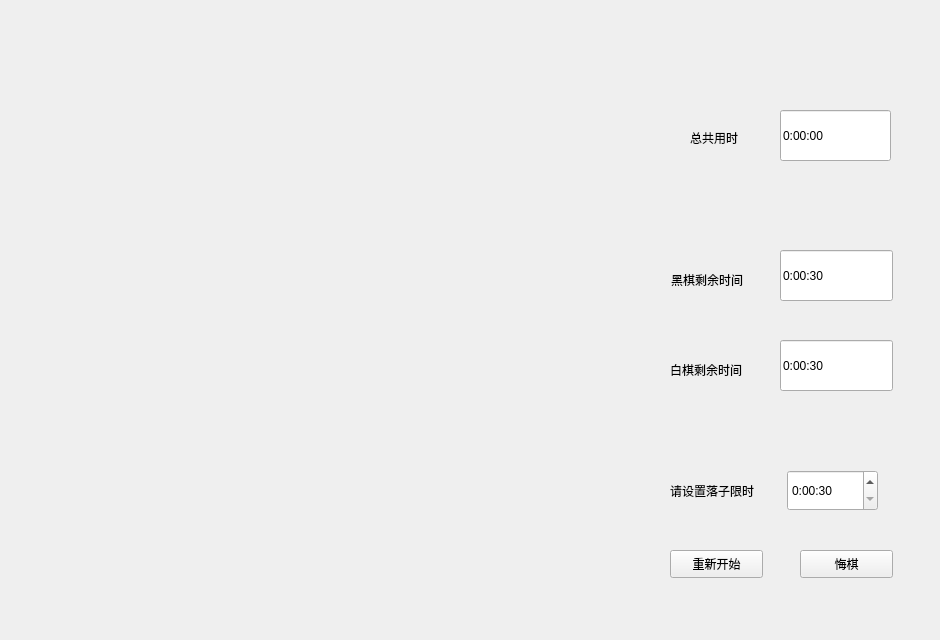
Old version of the form gamewindow.ui in the repository huangdu-moyu/Renju.
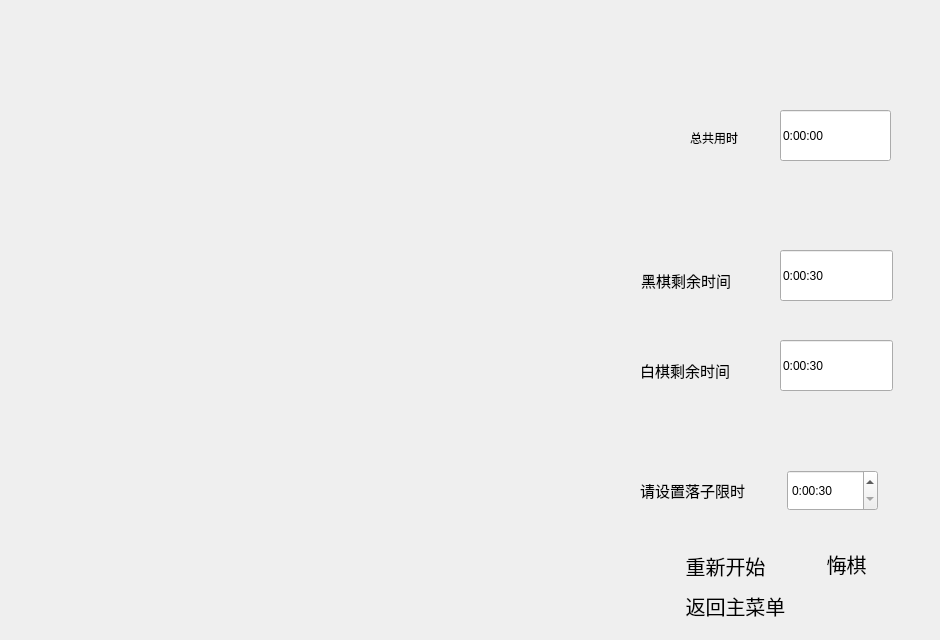
New version of the form.

Commit message: 增加返回按钮

Diff of the .ui file:
```diff
--- a/gamewindow.ui
+++ b/gamewindow.ui
@@ -71,12 +71,18 @@
   <widget class="QLabel" name="label">
    <property name="geometry">
     <rect>
-     <x>670</x>
+     <x>640</x>
      <y>470</y>
-     <width>111</width>
+     <width>131</width>
      <height>41</height>
     </rect>
    </property>
+   <property name="font">
+    <font>
+     <family>华文隶书</family>
+     <pointsize>11</pointsize>
+    </font>
+   </property>
    <property name="text">
     <string>请设置落子限时</string>
    </property>
@@ -90,19 +96,34 @@
      <height>28</height>
     </rect>
    </property>
+   <property name="font">
+    <font>
+     <family>华文隶书</family>
+     <pointsize>15</pointsize>
+    </font>
+   </property>
    <property name="text">
     <string>悔棋</string>
    </property>
+   <property name="flat">
+    <bool>true</bool>
+   </property>
   </widget>
   <widget class="QLabel" name="label_2">
    <property name="geometry">
     <rect>
-     <x>671</x>
+     <x>641</x>
      <y>270</y>
-     <width>91</width>
+     <width>111</width>
      <height>20</height>
     </rect>
    </property>
+   <property name="font">
+    <font>
+     <family>华文隶书</family>
+     <pointsize>11</pointsize>
+    </font>
+   </property>
    <property name="text">
     <string>黑棋剩余时间</string>
    </property>
@@ -110,12 +131,18 @@
   <widget class="QLabel" name="label_3">
    <property name="geometry">
     <rect>
-     <x>670</x>
+     <x>640</x>
      <y>360</y>
-     <width>91</width>
+     <width>111</width>
      <height>20</height>
     </rect>
    </property>
+   <property name="font">
+    <font>
+     <family>华文隶书</family>
+     <pointsize>11</pointsize>
+    </font>
+   </property>
    <property name="text">
     <string>白棋剩余时间</string>
    </property>
@@ -154,12 +181,43 @@
     <rect>
      <x>670</x>
      <y>550</y>
-     <width>93</width>
-     <height>28</height>
+     <width>111</width>
+     <height>31</height>
     </rect>
    </property>
+   <property name="font">
+    <font>
+     <family>华文隶书</family>
+     <pointsize>15</pointsize>
+    </font>
+   </property>
    <property name="text">
     <string>重新开始</string>
+   </property>
+   <property name="flat">
+    <bool>true</bool>
+   </property>
+  </widget>
+  <widget class="QPushButton" name="restart_2">
+   <property name="geometry">
+    <rect>
+     <x>660</x>
+     <y>590</y>
+     <width>151</width>
+     <height>31</height>
+    </rect>
+   </property>
+   <property name="font">
+    <font>
+     <family>华文隶书</family>
+     <pointsize>15</pointsize>
+    </font>
+   </property>
+   <property name="text">
+    <string>返回主菜单</string>
+   </property>
+   <property name="flat">
+    <bool>true</bool>
    </property>
   </widget>
  </widget>
```
The commit also changes 4 other files.
